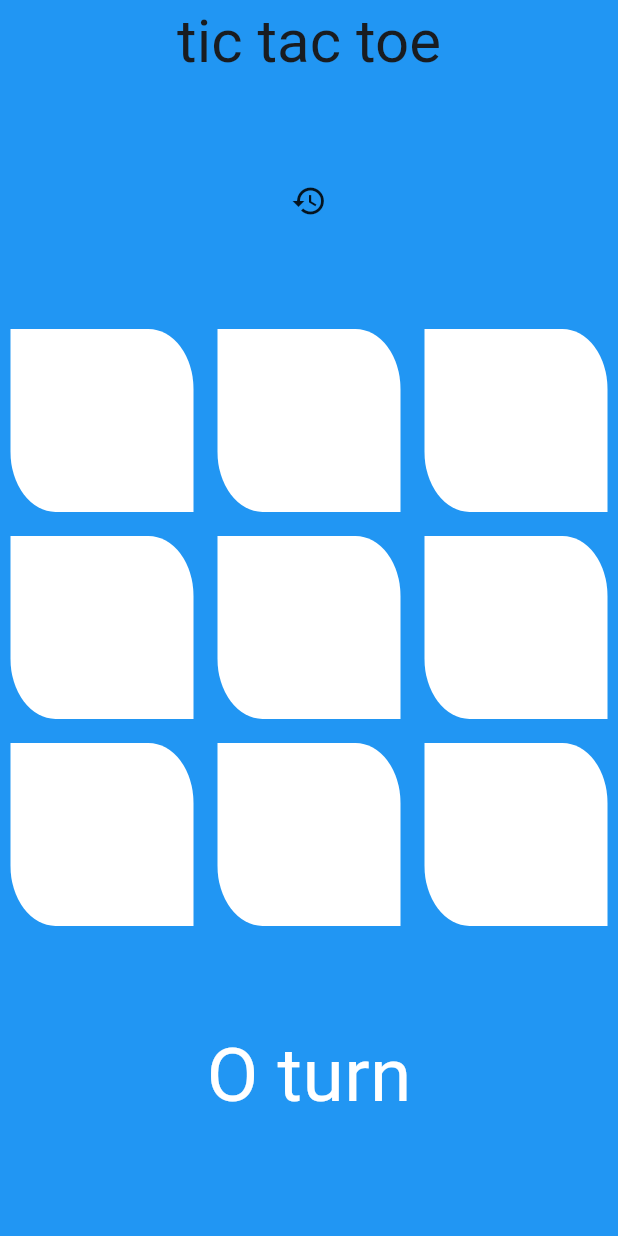
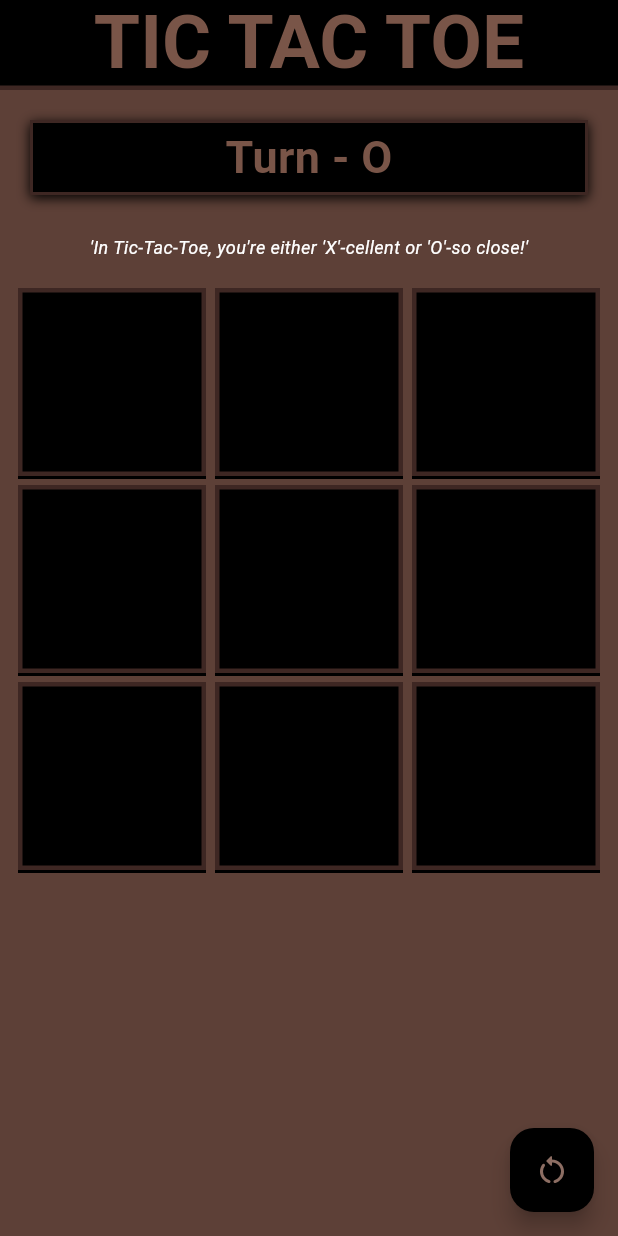
Before and after one commit to abhayagarwal123/tictactoe, a Flutter app: the screen it shows after launch, on a phone screen of 412 x 824 dp. Run offline on Flutter 3.47's test engine with Material 2 defaults, Android fonts, the phone set to English and light mode, and no system bars.

Commit message:
Update main.dart

```diff
--- a/lib/main.dart
+++ b/lib/main.dart
@@ -1,26 +1,17 @@
 import 'package:flutter/material.dart';
-
-
 
 void main() {
   runApp(const MyApp());
 }
 
 class MyApp extends StatelessWidget {
-
   const MyApp({super.key});
-
   @override
   Widget build(BuildContext context) {
-
     return MaterialApp(
       title: 'Flutter Demo',
       debugShowCheckedModeBanner: false,
       theme: ThemeData(
-        textTheme: TextTheme(
-
-
-        ),
         colorScheme: ColorScheme.fromSeed(seedColor: Colors.blue),
         useMaterial3: true,
       ),
@@ -31,157 +22,225 @@ class MyApp extends StatelessWidget {
 
 class MyHomePage extends StatefulWidget {
   const MyHomePage({super.key, required this.title});
-
-
   final String title;
-
   @override
   State<MyHomePage> createState() => _MyHomePageState();
 }
 
 class _MyHomePageState extends State<MyHomePage> {
-var choice='O turn';var win='';
-int i=0;var block=['','','','','','','','',''];
-void getdata(var index){
+  var choice = 'Turn - O';
+  var win = '';
+  int i = 0;
+  var block = ['', '', '', '', '', '', '', '', ''];
+  void getdata(var index) {
     setState(() {
-
-    if(i%2==0){
-      block[index]='O';
-choice='X turn';
+      if (block[index] == '') {
+        if (i % 2 == 0) {
+          block[index] = 'O';
+          choice = 'Turn - X';
+        } else {
+          block[index] = 'X';
+          choice = 'Turn - O';
         }
-    else{
-      block[index]='X';
-      choice='O turn';
-    }i++;
+        i++;
+      }
     });
   }
-void restart(){
+
+  void restart() {
     setState(() {
-    for(int i=0;i<block.length;i++){
-      block[i]='';
-    }i=0;
-    choice='O turn';
-
+      for (int i = 0; i < block.length; i++) {
+        block[i] = '';
+      }
+      i = 0;
+      choice = 'Turn - O';
     });
-
-}
-String winner(){
-  if (block[0] == block[1] &&
-      block[0] == block[2] &&
-      block[0] != '') {
-    return(block[0]+' wins');
-  }
-  if (block[3] == block[4] &&
-      block[3] == block[5] &&
-      block[3] != '') {
-    return(block[3]+' wins');
-  }
-  if (block[6] == block[7] &&
-      block[6] == block[8] &&
-      block[6] != '') {
-    return(block[6]+' wins');
   }
 
-  if (block[0] == block[3] &&
-      block[0] == block[6] &&
-      block[0] != '') {
-    return(block[0]+' wins');
+  String winner() {
+    if (block[0] == block[1] && block[0] == block[2] && block[0] != '') {
+      return ('${block[0]} wins');
     }
-  if (block[1] == block[4] &&
-      block[1] == block[7] &&
-      block[1] != '') {
-    return(block[1]+' wins');
+    if (block[3] == block[4] && block[3] == block[5] && block[3] != '') {
+      return ('${block[3]} wins');
     }
-  if (block[2] == block[5] &&
-      block[2] == block[8] &&
-      block[2] != '') {
-    return(block[2]+' wins');
+    if (block[6] == block[7] && block[6] == block[8] && block[6] != '') {
+      return ('${block[6]} wins');
+    }
+
+    if (block[0] == block[3] && block[0] == block[6] && block[0] != '') {
+      return ('${block[0]} wins');
+    }
+    if (block[1] == block[4] && block[1] == block[7] && block[1] != '') {
+      return ('${block[1]} wins');
+    }
+    if (block[2] == block[5] && block[2] == block[8] && block[2] != '') {
+      return ('${block[2]} wins');
     }
 
     // Checking Diagonal
-  if (block[0] == block[4] &&
-      block[0] == block[8] &&
-      block[0] != '') {
-    return(block[0]+' wins');
+    if (block[0] == block[4] && block[0] == block[8] && block[0] != '') {
+      return ('${block[0]} wins');
     }
-  if (block[2] == block[4] &&
-      block[2] == block[6] &&
-      block[2] != '') {
-    return(block[2]+' wins');
-  }return '';
+    if (block[2] == block[4] && block[2] == block[6] && block[2] != '') {
+      return ('${block[2]} wins');
     }
-void again(){
-  if(win!=''){
+    return '';
+  }
+
+  void again() {
+    if (win != '') {
       restart();
     }
   }
+
   @override
   Widget build(BuildContext context) {
+    return Scaffold(
+      appBar: AppBar(
+          title: const Center(
+              child: Text(
+            'TIC TAC TOE',
+            style: TextStyle(
+                fontSize: 50, fontWeight: FontWeight.bold, color: Colors.brown),
+          )),
+          backgroundColor: Colors.black,
+          bottom: PreferredSize(
+            preferredSize: const Size.fromHeight(4.0),
+            child: Container(
+              color: Colors.brown.shade900,
+              height: 3,
+            ),
+          )),
+      backgroundColor: Colors.brown.shade700,
+      body: Column(
+        children: [
+          Container(
+            width: 700,
+            height: 50,
+            margin:const EdgeInsets.all(20),
+            alignment: Alignment.center,
+            decoration: BoxDecoration(
+              color: Colors.black,
+              border: Border.all(
+                color: Colors.brown.shade900,
+                width: 2,
+              ),
+              boxShadow: const [
+                BoxShadow(
+                  color: Colors.black,
+                  blurRadius: 6,
+                  offset: Offset(0, 2),
+                ),
+              ],
+            ),
+            child: Text(choice,
+                style:const TextStyle(
+                    color: Colors.brown,
+                    fontSize: 30,
+                    fontStyle: FontStyle.normal,
+                    fontWeight: FontWeight.bold)),
+          ),
+          Container(
+            width: 800,
+            height: 30,
+            alignment: Alignment.center,
+            child:const Text(
+                "'In Tic-Tac-Toe, you're either 'X'-cellent or 'O'-so close!'",
+                style: TextStyle(
+                  color: Colors.white,
+                  fontSize: 12,
+                  fontStyle: FontStyle.italic,
+                )),
+          ),
+          Expanded(
+            flex: 3,
+            child: Container(
+              margin:const EdgeInsets.all(10),
+              child: GridView.builder(
+                gridDelegate:const SliverGridDelegateWithFixedCrossAxisCount(
+                    crossAxisCount: 3, crossAxisSpacing: 2, mainAxisSpacing: 2),
+                itemBuilder: (context, index) {
+                  return Padding(
+                    padding: const EdgeInsets.all(2),
+                    child: InkWell(
+                      onTap: () async {
+                        if (i <= 9) {
+                          getdata(index);
+                          await Future.delayed(Duration(seconds: 4));
+                          win = winner();
+                          again();
 
-
-    return Scaffold(
-
-        appBar: AppBar(
-
-
-          title: Center(child: Text('tic tac toe',style: TextStyle(fontSize: 40,fontWeight: FontWeight.normal),)),
-          backgroundColor: Colors.blue,
-
-        ),backgroundColor: Colors.blue,
-        body:
-Column(
-  children: [
-
-
-    Expanded(flex: 1,
-    child: Container(
-child:InkWell(
-    onTap: (){
+                          gameOver(win);
+                        }
+                        if (win == '' && i == 9) {
+                          draw();
                           restart();
+                        }
                       },
-    child: Icon(Icons.restore),
-
+                      child: (Container(
+                           decoration: BoxDecoration(
+                          border: Border.all(
+                            color: Colors.brown.shade900,
+                            width: 3,
+                          ),
+                          color: Colors.black,
+                          boxShadow: const[
+                            BoxShadow(
+                              color: Colors.black,
+                              //blurRadius: 6,
+                              offset: Offset(0, 2),
+                            ),
+                          ],
+                        ),
+                           child: Center(
+                            child: Text(block[index],
+                                style: const TextStyle(
+                                  color: Colors.brown,
+                                  fontSize: 60,
+                                ))),
+                      )),
+                    ),
+                  );
+                },
+                itemCount: block.length,
               ),
             ),
           ),
-        Expanded(flex: 3,
-          child: Container(
-
-            child :GridView.builder(gridDelegate:
-    SliverGridDelegateWithFixedCrossAxisCount(crossAxisCount: 3,crossAxisSpacing: 2,mainAxisSpacing: 2),
-      itemBuilder: (context, index) {
-          return
-            Padding(
-              padding: const EdgeInsets.all(7.0),
-              child: InkWell(
-                onTap: (){
-                  if(i<=9){
-                    getdata(index);win=winner();again();
+        ],
+      ),
+      floatingActionButton: FloatingActionButton(
+          onPressed: () => restart(),
+          backgroundColor: Colors.black,
+          child: Icon(Icons.restart_alt_rounded, color: Colors.brown.shade400)),
+    );
   }
 
-                },
-                child: (
-                    Container(
-
-                      child: Center(child: Text(block[index],style: TextStyle(color: Colors.black,fontSize: 50))),
-    decoration: BoxDecoration(color: Colors.white,
-      borderRadius: BorderRadius.only(topRight: Radius.elliptical(30, 40),
-        bottomLeft: Radius.elliptical(30, 40),
-      )
-    ),
-                    )
-                ),
-              ),
+  gameOver(String win) {
+    if (win != '') {
+      ScaffoldMessenger.of(context).showSnackBar(
+        SnackBar(
+            backgroundColor: Colors.brown.shade800,
+            content: Text(
+              'Congrats! $win',
+              style:const TextStyle(
+                  fontSize: 25,
+                  fontStyle: FontStyle.italic,
+                  color: Colors.white),
+            )),
       );
-      },itemCount: block.length,),),
-        ),
-    Text(choice,style: TextStyle(color: Colors.white,fontSize: 50)),
-    Text(win,style: TextStyle(color: Colors.white,fontSize: 50))
-  ],
-)
-
-
-    );
+    }
 
   }
+
+  draw() {
+    ScaffoldMessenger.of(context).showSnackBar(
+      const SnackBar(
+          backgroundColor: Colors.brown,
+          content: Text(
+            'Draw!',
+            style: TextStyle(fontSize: 25, fontStyle: FontStyle.italic),
+          )),
+    );
   }
+}
```
Lines whose indentation alone changed are shown as unchanged.
